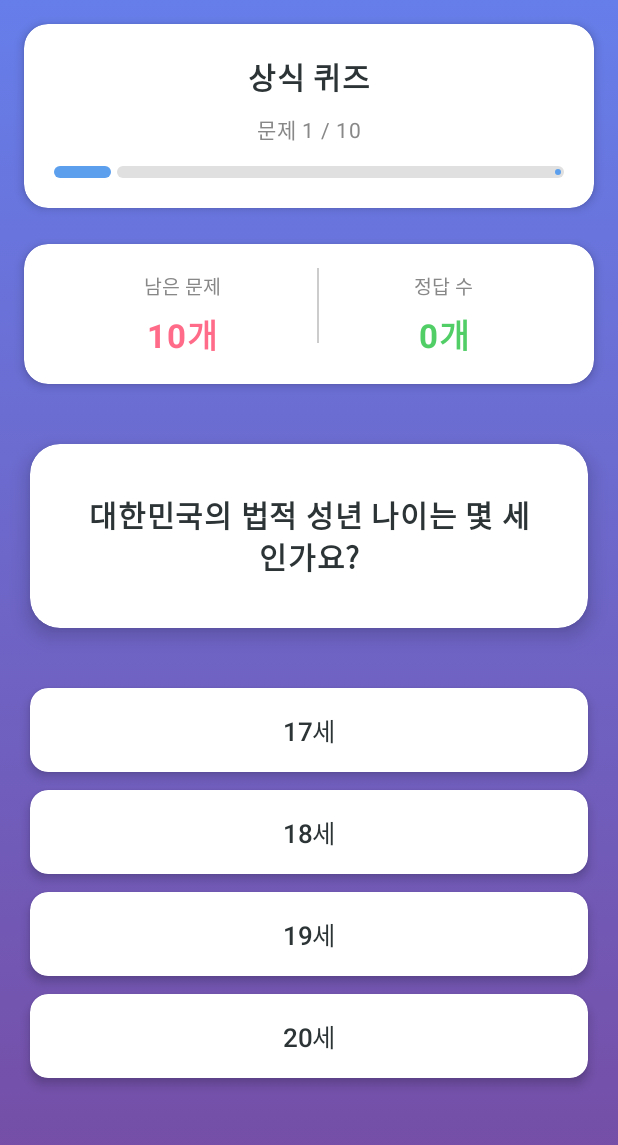
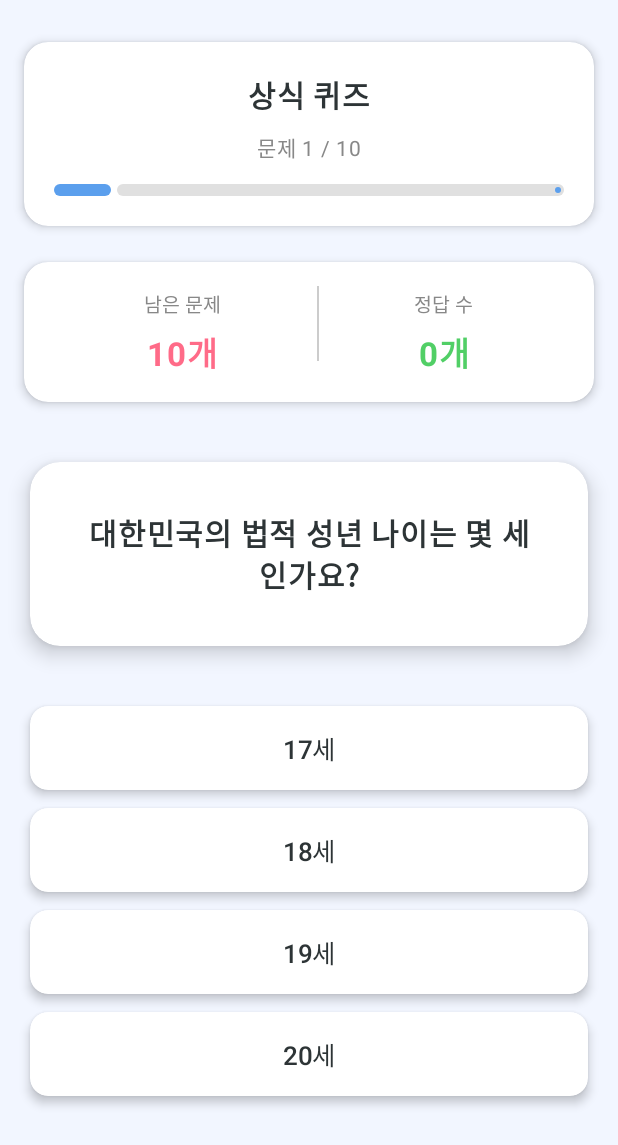
Before and after one commit to chwwwon/MobileSoftware_Project_team10, an Android app built with Jetpack Compose: the screen it shows after launch (MainActivity), after a tap on "상식 퀴즈", on a phone screen of 412 x 824 dp. Shown: the top 1145 px of the screen. Run offline under Robolectric (Android 15) with nearby library versions, the phone set to English and light mode, and no system bars.

Commit message:
refactor: QuizScreen background 수정

```diff
--- a/app/src/main/java/com/example/quiz/ui/main/MainScreen.kt
+++ b/app/src/main/java/com/example/quiz/ui/main/MainScreen.kt
@@ -41,7 +41,7 @@ fun MainScreen(
     Column(
         modifier = Modifier
             .fillMaxSize()
-            .background(Color.White)
+            .background(Color(0xFFF2F6FF))
             .padding(24.dp),
         horizontalAlignment = Alignment.CenterHorizontally
     ) {
--- a/app/src/main/java/com/example/quiz/ui/quiz/QuizScreen.kt
+++ b/app/src/main/java/com/example/quiz/ui/quiz/QuizScreen.kt
@@ -20,6 +20,8 @@ import androidx.compose.ui.graphics.Brush
 import androidx.compose.ui.graphics.Color
 import androidx.compose.ui.text.font.FontWeight
 import androidx.compose.ui.text.style.TextAlign
+import androidx.compose.ui.tooling.preview.Devices
+import androidx.compose.ui.tooling.preview.Preview
 import androidx.compose.ui.unit.dp
 import androidx.compose.ui.unit.sp
 import androidx.lifecycle.viewmodel.compose.viewModel
@@ -52,17 +54,13 @@ fun QuizScreen(
     Box(
         modifier = Modifier
             .fillMaxSize()
-            .background(
-                brush = Brush.verticalGradient(
-                    colors = listOf(
-                        Color(0xFF667eea),
-                        Color(0xFF764ba2)
-                    )
-                )
-            )
+            .background(Color(0xFFF2F6FF))
     ) {
         Column(
-            modifier = Modifier.fillMaxSize()
+            modifier = Modifier
+                .fillMaxSize()
+                .statusBarsPadding()
+                .padding(top = 12.dp)
         ) {
             // 상단 헤더
             SimpleTopBar(
@@ -380,3 +378,12 @@ fun getCategoryName(category: String): String =
         "capital" -> "수도 퀴즈"
         else -> "퀴즈"
     }
+
+@Preview(showBackground = true, device = Devices.PIXEL_4)
+@Composable
+fun QuizScreenPreview() {
+    QuizScreen(
+        category = "capital",
+        onFinish = {}
+    )
+}
```
